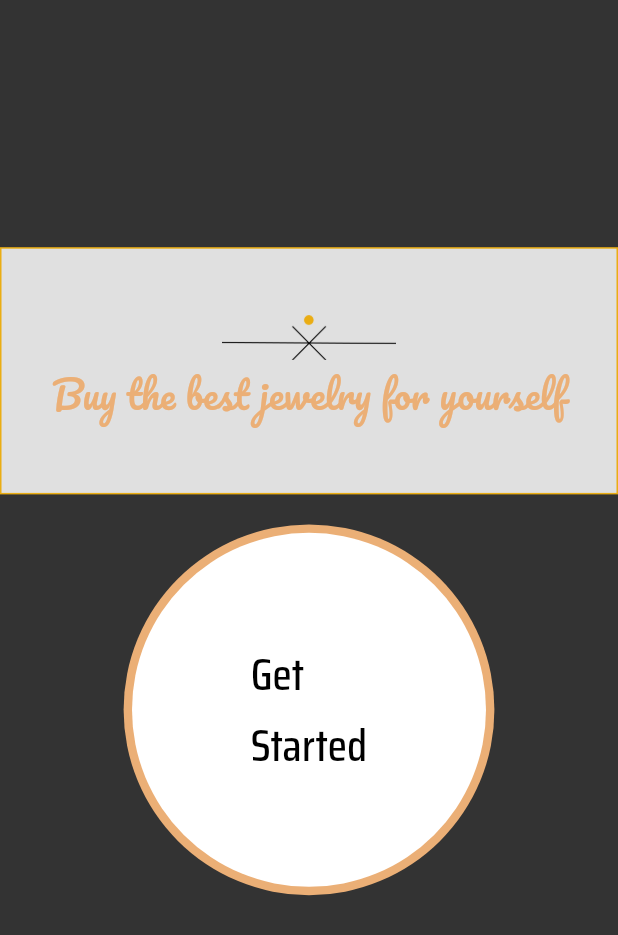
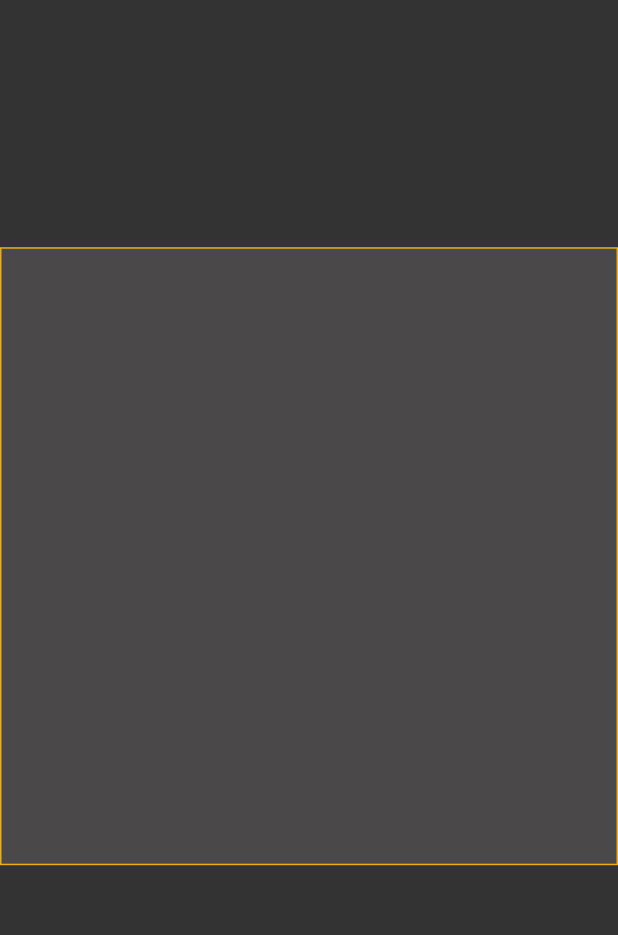
Before and after one commit to ameysunu/DemonHacks, a Flutter app: the screen it shows after launch, after a tap on an icon or button, on a phone screen of 412 x 824 dp. Shown: the top 935 px of the screen. Run offline on Flutter 3.47's test engine with Material 2 defaults, Android fonts, the phone set to English and light mode, and no system bars; our stand-ins replace hexcolor.

Commit message:
login added

```diff
--- a/lib/introduction.dart
+++ b/lib/introduction.dart
@@ -1,3 +1,4 @@
+import 'package:demonhacks/login.dart';
 import 'package:flutter/material.dart';
 import 'package:hexcolor/hexcolor.dart';
 
@@ -67,7 +68,10 @@ class _IntroductionState extends State<Introduction> {
                           ],
                         ),
                         onTap: () {
-                          null;
+                          Navigator.push(
+                            context,
+                            MaterialPageRoute(builder: (context) => Login()),
+                          );
                         },
                       ),
                     ),
--- /dev/null
+++ b/lib/login.dart
@@ -0,0 +1,35 @@
+import 'package:flutter/material.dart';
+import 'package:hexcolor/hexcolor.dart';
+
+class Login extends StatefulWidget {
+  @override
+  _LoginState createState() => _LoginState();
+}
+
+class _LoginState extends State<Login> {
+  @override
+  Widget build(BuildContext context) {
+    return Scaffold(
+      backgroundColor: HexColor('#333333'),
+      body: SafeArea(
+        child: SingleChildScrollView(
+          child: Column(
+            children: [
+              Container(
+                height: MediaQuery.of(context).size.height * 0.2,
+                width: MediaQuery.of(context).size.width * 1,
+              ),
+              Container(
+                height: MediaQuery.of(context).size.height * 0.5,
+                width: MediaQuery.of(context).size.width * 1,
+                decoration: BoxDecoration(
+                    color: HexColor('#4A4848'),
+                    border: Border.all(color: HexColor('#EAAD13'))),
+              ),
+            ],
+          ),
+        ),
+      ),
+    );
+  }
+}
```
